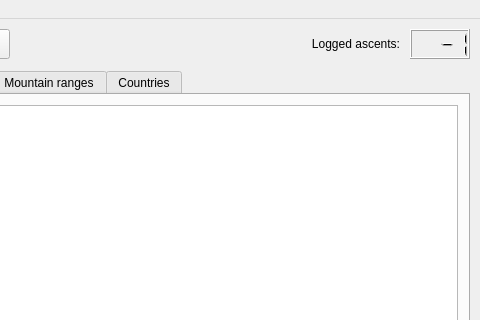
Above: src/ui/main_window.ui from svetter/pal before the change; both pictures show x 320 to 800 and y 0 to 320 of the 800 by 600 pixel window. Below: the same form after it.
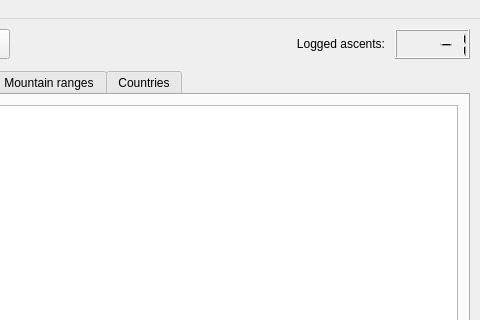
That is the form after the change. Icons and pictures are not drawn.

Commit message: Increased ascent counter width to five digits

```diff
--- a/src/ui/main_window.ui
+++ b/src/ui/main_window.ui
@@ -196,15 +196,12 @@
           </property>
           <property name="minimumSize">
            <size>
-            <width>60</width>
+            <width>75</width>
             <height>30</height>
            </size>
           </property>
-          <property name="frameShape">
-           <enum>QFrame::Box</enum>
-          </property>
           <property name="digitCount">
-           <number>4</number>
+           <number>5</number>
           </property>
           <property name="value" stdset="0">
            <double>-1.000000000000000</double>
```
